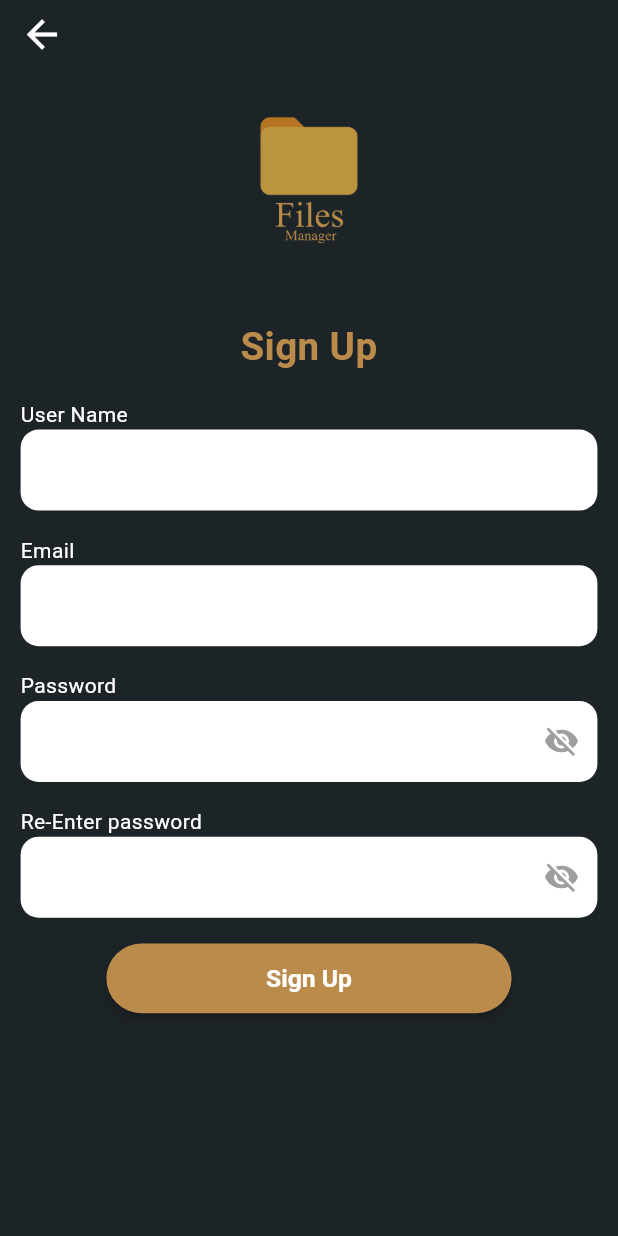
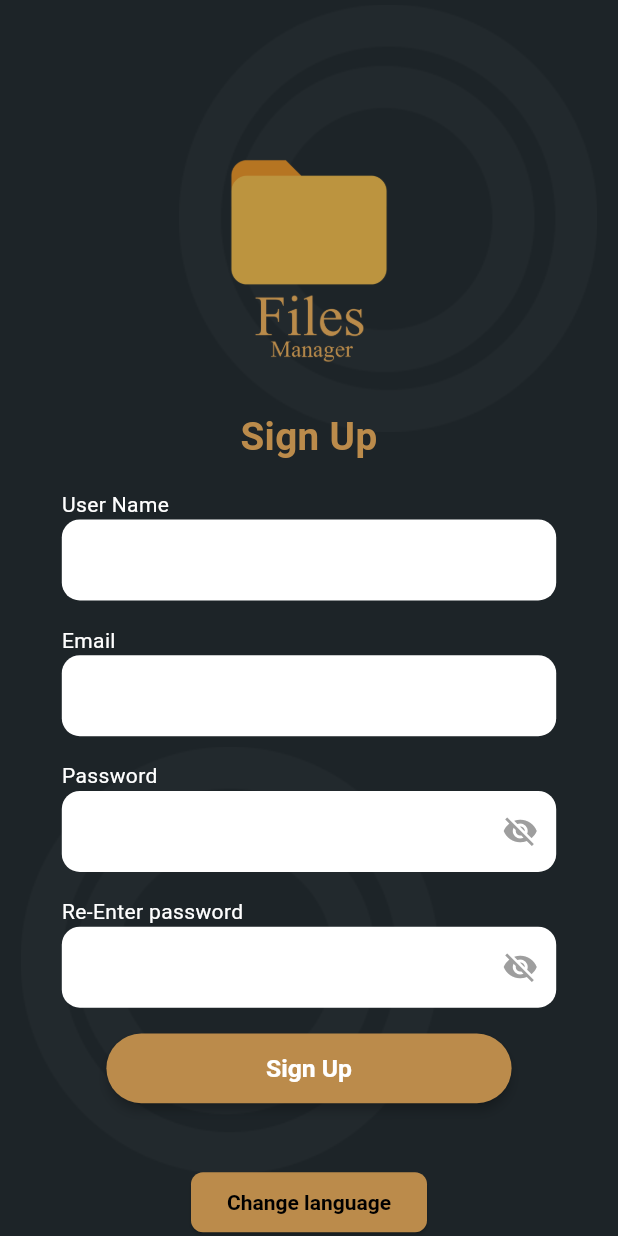
Before and after one commit to abdulrahman-kharzoum/Files_manger_flutter, a Flutter app: the screen it shows after launch, after a tap on "Login", after a tap on "Sign Up", on a phone screen of 412 x 824 dp. Run offline on Flutter 3.47's test engine with Material 3 defaults, Android fonts, the light colour scheme and no system bars; drawn by our look-alikes of flutter_animate; our stand-ins replace bloc, cached_network_image, chat_bubbles, delightful_toast, dio, emoji_picker_flutter and 26 more; missing offline and left inert: quill_html_editor_v2, record; accounts and stored records are empty; network calls fail; Roboto replaces fonts that are missing (Cairo); key blocks and very long unbroken strings in the code were emptied for the run.

Commit message:
fix register screen

```diff
--- a/lib/l10n/intl_ar.arb
+++ b/lib/l10n/intl_ar.arb
@@ -106,7 +106,7 @@
   "enter_email_plz": "راجاء أدخل بريدك الإلكتروني",
   "invalid_email_address": "عنوان البريد الإلكتروني غير صالح",
   "please_enter_password": "رجاء ادخل كلمة المرور",
-  "password_length": "يجب أن تتكون كلمة المرور من 8 أحرف على الأقل وتتضمن حرفًا واحدًا على الأقل ورقمًا واحدًا وحرفًا خاصًا واحدًا",
+  "password_length": "يجب أن تتكون كلمة المرور من 8 أحرف على الأقل \nوتتضمن حرفًا واحدًا على الأقل\n ورقمًا واحدًا وحرفًا خاصًا واحدًا",
   "reset_password": "إعادة تعيين كلمة المرور",
   "newpassword": "كلمة المرور الجديدة",
   "reenter_password": "تأكيد كلمة المرور",
--- a/lib/l10n/intl_en.arb
+++ b/lib/l10n/intl_en.arb
@@ -103,7 +103,7 @@
   "enter_email_plz": "Please enter an email address",
   "invalid_email_address": "Invalid email address",
   "please_enter_password": "Please Enter Your password",
-  "password_length": "Password must be at least 8 characters long and include at least one letter, one number, and one special character",
+  "password_length": "Password must be at least 8 characters long \nand include at least one letter, one number, \nand one special character",
   "reset_password": "Reset Password",
   "newpassword": "New password",
   "reenter_password": "Re-enter password",
--- a/lib/routes/routes.dart
+++ b/lib/routes/routes.dart
@@ -27,6 +27,7 @@ import 'package:files_manager/screens/start/splash_screen.dart';
 
 import '../cubits/file_report_cubit/file_report_cubit.dart';
 import '../cubits/user_report_cubit/user_report_cubit.dart';
+import '../screens/auth/register_screen/register_screen1.dart';
 
 final Map<String, WidgetBuilder> routes = {
   // ======splash Screen=====//
@@ -57,7 +58,7 @@ final Map<String, WidgetBuilder> routes = {
         // ..fetchCountry(context)
         // ..fetchGenderFunction(context)
 
-        child: const RegisterScreen(),
+        child: RegisterScreen1(),
       ),
   // ======Forget Password Screen=====//
   '/forget_password': (context) => BlocProvider(
@@ -86,12 +87,14 @@ final Map<String, WidgetBuilder> routes = {
       ),
   // ======Report Screen=====//
   '/report_screen': (context) => MultiBlocProvider(
-  providers: [
-    BlocProvider(create: (context) => FileReportCubit()..loadFileReportData()),
-    BlocProvider(create: (context) => UserReportCubit()..loadUserReportData()),
-  ],
-  child: AdminReportScreen(),
-),
+        providers: [
+          BlocProvider(
+              create: (context) => FileReportCubit()..loadFileReportData()),
+          BlocProvider(
+              create: (context) => UserReportCubit()..loadUserReportData()),
+        ],
+        child: AdminReportScreen(),
+      ),
   //===== privacy and policy Screen =====//
   '/privacy_and_policy': (context) => BlocProvider(
         create: (context) => PolicyCubit(),
--- /dev/null
+++ b/lib/screens/auth/register_screen/register_mobile_widget.dart
@@ -0,0 +1,153 @@
+import 'package:files_manager/core/functions/snackbar_function.dart';
+import 'package:files_manager/core/functions/validate_input.dart';
+import 'package:files_manager/cubits/auth/login/login_cubit.dart';
+import 'package:files_manager/cubits/auth/register_cubit/register_cubit.dart';
+import 'package:files_manager/cubits/locale_cubit/locale_cubit.dart';
+import 'package:files_manager/generated/l10n.dart';
+import 'package:files_manager/theme/color.dart';
+import 'package:flutter/material.dart';
+import 'package:flutter_bloc/flutter_bloc.dart';
+import 'package:google_fonts/google_fonts.dart';
+
+import '../../../widgets/custom_text_fields/custom_button_widget.dart';
+import '../../../widgets/custom_text_fields/custom_text_field.dart';
+
+
+class RegisterMobileWidget extends StatelessWidget {
+  const RegisterMobileWidget(
+      {super.key,
+        required this.localeCubit,
+        required this.registerCubit,
+        required this.validator,
+        required this.showPassword});
+  final RegisterCubit registerCubit;
+  final Validate validator;
+  final bool showPassword;
+  final LocaleCubit localeCubit;
+  @override
+  Widget build(BuildContext context) {
+    final mediaQuery = MediaQuery.of(context).size;
+    return ConstrainedBox(
+      constraints: BoxConstraints(
+        minHeight: mediaQuery.height,
+      ),
+      child: IntrinsicHeight(
+        child: Form(
+          key: registerCubit.formKey,
+          child: Column(
+            mainAxisAlignment: MainAxisAlignment.center,
+            children: [
+              SizedBox(height: mediaQuery.height / 9),
+              // Logo
+              SizedBox(
+                child: Image.asset(
+                  'assets/icons/logo.png',
+                  height: mediaQuery.height / 5,
+                  // width: mediaQuery.width / 1.5,
+                  // fit: BoxFit.contain,
+                ),
+              ),
+              SizedBox(height: mediaQuery.height / 50),
+              Text(
+                S.of(context).sign_up,
+                textAlign: TextAlign.center,
+                style: TextStyle(
+                  color: AppColors.primaryColor,
+                  fontSize: mediaQuery.width / 16,
+                  fontWeight: FontWeight.bold,
+                ),
+              ),
+
+              SizedBox(height: mediaQuery.height / 50),
+              CustomFormTextField(
+                keyboardType: TextInputType.text,
+                controller: registerCubit.userNameController,
+                colorIcon: Colors.grey,
+                hintText: '',
+                nameLabel: S.of(context).last_name,
+                validator: validator.validateUsername,
+              ),
+              SizedBox(height: mediaQuery.height / 50),
+              CustomFormTextField(
+                keyboardType: TextInputType.emailAddress,
+                controller: registerCubit.emailController,
+                colorIcon: Colors.grey,
+                hintText: 'email@example.com',
+                nameLabel: S.of(context).email,
+                validator: validator.validateEmail,
+              ),
+              SizedBox(height: mediaQuery.height / 50),
+              CustomFormTextField(
+                obscureText: showPassword,
+                keyboardType: TextInputType.text,
+                controller: registerCubit.passwordController,
+                icon: showPassword
+                    ? Icons.visibility_off
+                    : Icons.visibility,
+                colorIcon: Colors.grey,
+                hintText: '******',
+                nameLabel: S.of(context).password,
+                onPressedIcon: () {
+                  BlocProvider.of<RegisterCubit>(context)
+                      .toggleShowPassword(!showPassword);
+                },
+                validator: validator.validatePassword,
+              ),
+              SizedBox(height: mediaQuery.height / 50),
+              //ReEnter Password
+              CustomFormTextField(
+                obscureText: showPassword,
+                keyboardType: TextInputType.text,
+                controller: registerCubit.reEnterPasswordController,
+                icon: showPassword
+                    ? Icons.visibility_off
+                    : Icons.visibility,
+                colorIcon: Colors.grey,
+                hintText: '******',
+                nameLabel: S.of(context).re_password,
+                onPressedIcon: () {
+                  BlocProvider.of<RegisterCubit>(context)
+                      .toggleShowPassword(!showPassword);
+                },
+                validator: validator.validateRePassword,
+              ),
+              SizedBox(height: mediaQuery.height / 50),
+              CustomButtonWidget(
+                mediaQuery: mediaQuery,
+                title: S.of(context).sign_up,
+                onPressed: () {
+                  // print('Language ${cubit.selectedLanguage}');
+                  if (registerCubit.formKey.currentState!
+                      .validate()) {
+                    if (registerCubit
+                        .reEnterPasswordController.text !=
+                        registerCubit.passwordController.text) {
+                      return showLightSnackBar(
+                          context, S.of(context).password_must_match);
+                    }
+                    registerCubit.register(context: context);
+                  }
+                },
+              ),
+              SizedBox(
+                height: mediaQuery.height / 20,
+              ),
+              ElevatedButton(
+                onPressed: () {
+                  localeCubit.showLanguageDialog(context);
+                },
+                child: Text(
+                  S.of(context).change_language,
+                  style: const TextStyle(color: Colors.black),
+                ),
+              ),
+              SizedBox(
+                height: mediaQuery.height / 20,
+              ),
+            ],
+          ),
+        ),
+      ),
+    );
+  }
+}
--- /dev/null
+++ b/lib/screens/auth/register_screen/register_screen1.dart
@@ -0,0 +1,102 @@
+import 'package:files_manager/core/functions/statics.dart';
+import 'package:files_manager/cubits/auth/register_cubit/register_cubit.dart';
+
+import 'package:files_manager/screens/auth/register_screen/register_mobile_widget.dart';
+import 'package:files_manager/screens/auth/register_screen/register_web_widget.dart';
+
+import 'package:flutter/material.dart';
+import 'package:flutter_animate/flutter_animate.dart';
+import 'package:flutter_bloc/flutter_bloc.dart';
+import 'package:files_manager/core/animation/dialogs/dialogs.dart';
+import 'package:files_manager/core/functions/validate_input.dart';
+
+import 'package:files_manager/cubits/locale_cubit/locale_cubit.dart';
+import 'package:files_manager/theme/color.dart';
+
+import '../../../core/functions/snackbar_function.dart';
+import '../../../generated/l10n.dart';
+
+class RegisterScreen1 extends StatelessWidget {
+  RegisterScreen1({super.key});
+
+  void _closeLoadingDialog(BuildContext context) {
+    if (Navigator.of(context, rootNavigator: true).canPop()) {
+      Navigator.of(context, rootNavigator: true).pop();
+    }
+  }
+  @override
+  Widget build(BuildContext context) {
+    final mediaQuery = MediaQuery.of(context).size;
+    final validator = Validate(context: context);
+    final localeCubit = context.read<LocaleCubit>();
+    final registerCubit = context.read<RegisterCubit>();
+    return BlocConsumer<RegisterCubit, RegisterState>(
+      listener: (context, state) {
+        if (state is RegisterLoadingState) {
+          loadingDialog(context: context, mediaQuery: mediaQuery);
+        } else if (state is RegisterSuccessState) {
+          showLightSnackBar(context, S.of(context).register_success_message);
+          Navigator.of(context).pushNamedAndRemoveUntil(
+            '/login_screen',
+                (route) => false,
+          );
+        } else if (state is RegisterFailureState) {
+          errorDialog(context: context, text: state.errorMessage);
+        }
+      },
+      builder: (context, state) {
+        bool showPassword = state is ShowPassword ? state.show : true;
+        return Scaffold(
+          backgroundColor: AppColors.dark,
+          extendBodyBehindAppBar: true,
+          appBar: AppBar(
+            elevation: 0,
+            backgroundColor: AppColors.dark,
+            toolbarHeight: 1,
+          ),
+          body: Stack(
+            children: [
+              Positioned(
+                right: mediaQuery.width / 30,
+                top: 3,
+                child: Opacity(
+                  opacity: 0.08,
+                  child: const Image(
+                    image: AssetImage('assets/images/circles.png'),
+                  ),
+                ),
+              ),
+              Positioned(
+                left: mediaQuery.width / 30,
+                bottom: mediaQuery.height / 20,
+                child: Opacity(
+                  opacity: 0.08,
+                  child: const Image(
+                    image: AssetImage('assets/images/circles.png'),
+                  ),
+                ),
+              ),
+              SingleChildScrollView(
+                padding:
+                EdgeInsets.symmetric(horizontal: mediaQuery.height / 20),
+                child: Statics.isPlatformDesktop
+                    ? RegisterWebWidget(
+                    localeCubit: localeCubit,
+                    registerCubit: registerCubit,
+                    validator: validator,
+                    showPassword: showPassword)
+                    : RegisterMobileWidget(
+                    localeCubit: localeCubit,
+                    registerCubit: registerCubit,
+                    validator: validator,
+                    showPassword: showPassword),
+              ).animate().fade(
+                duration: const Duration(milliseconds: 500),
+              ),
+            ],
+          ),
+        );
+      },
+    );
+  }
+}
--- a/lib/widgets/custom_text_fields/custom_text_field.dart
+++ b/lib/widgets/custom_text_fields/custom_text_field.dart
@@ -95,8 +95,10 @@ class CustomFormTextField extends StatelessWidget {
                     borderRadius: BorderRadius.circular(borderRadius),
                     borderSide: BorderSide(color: borderColor),
                   ),
+                  errorMaxLines: 3,
                 ),
                 validator: validator,
+
                 onChanged: onChanged,
                 onFieldSubmitted: onFieldSubmitted,
               )
@@ -144,6 +146,7 @@ class CustomFormTextField extends StatelessWidget {
                     borderSide: BorderSide(color: borderColor),
                   ),
                   hoverColor:  Theme.of(context).textTheme.headlineLarge!.color!,
+                  errorMaxLines: 3,
                 ),
                 validator: validator,
                 onChanged: onChanged,
```
Also changed, not shown: lib/cubits/auth/register_cubit/register_cubit.dart (+4 -4 lines), lib/screens/auth/register_screen/register_web_widget.dart (added, +203 -0 lines), lib/generated/intl/messages_ar.dart, lib/generated/intl/messages_en.dart, lib/generated/l10n.dart.
